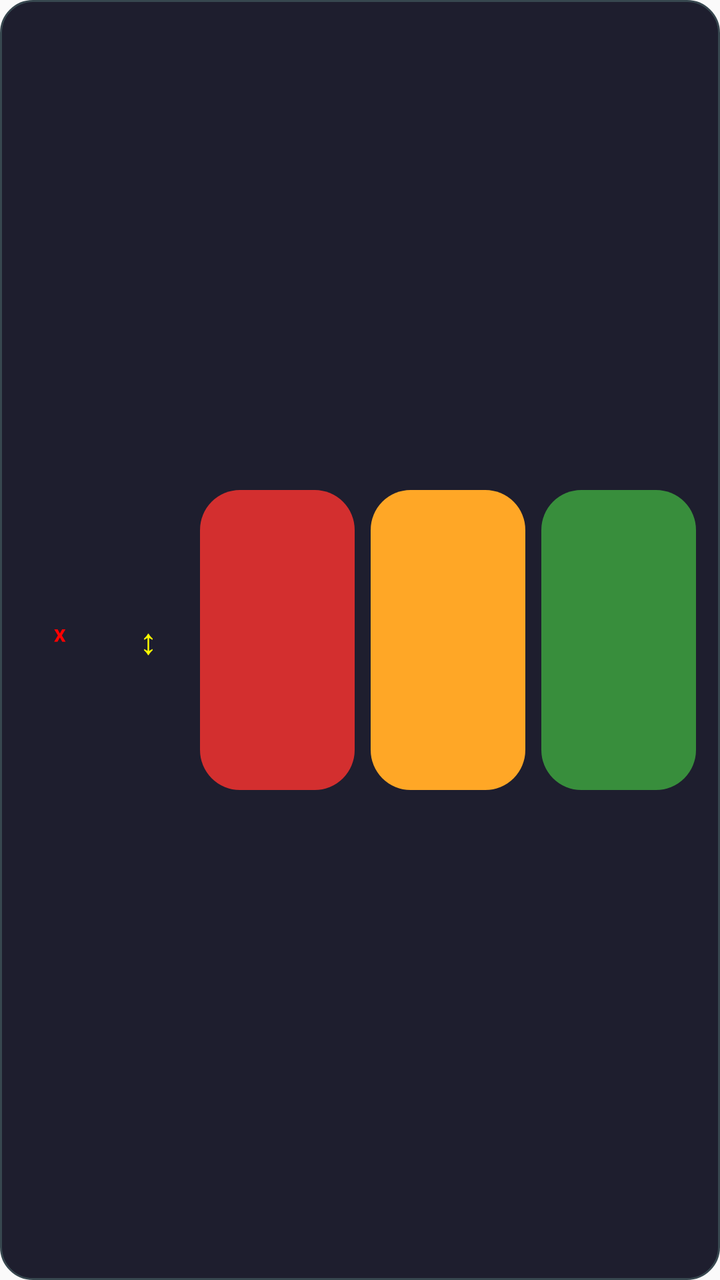
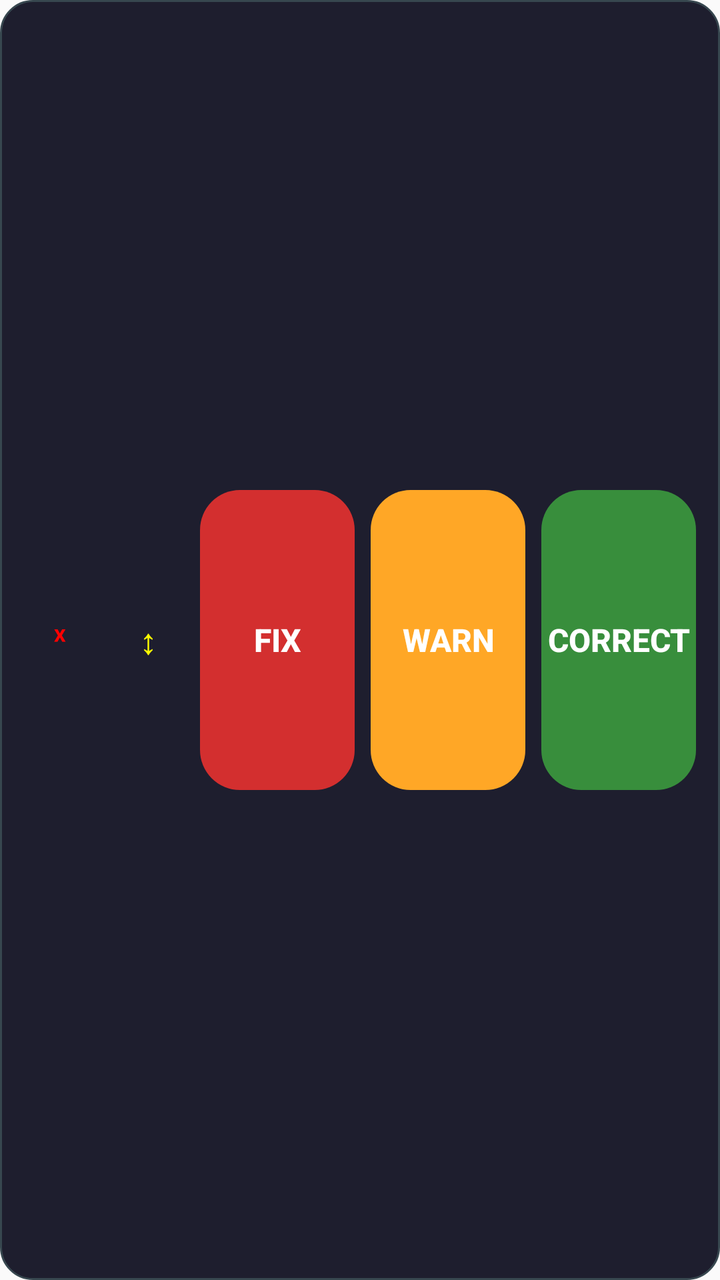

Two renders of the same Android screen: before a commit and after it. Below are the layout's source before the change and the commit's diff.
<!-- AndroidManifest.xml: application theme Theme.SignalLights -->
<!-- res/layout/overlay_layout.xml -->
<?xml version="1.0" encoding="utf-8"?>
<LinearLayout xmlns:android="http://schemas.android.com/apk/res/android"
    android:layout_width="match_parent"
    android:layout_height="match_parent"
    android:orientation="horizontal"
    android:gravity="center"
    android:padding="8dp"
    android:background="@drawable/overlay_elegant_bg"
    android:baselineAligned="false">

    
    <Button
        android:id="@+id/close_button"
        android:layout_width="40dp"
        android:layout_height="100dp"
        android:text="ˣ"
        android:textSize="16sp"
        android:textColor="#ff0000"
        android:background="@null"
        android:padding="0dp"
        android:minWidth="0dp"
        android:minHeight="0dp"
        android:layout_margin="2dp"
        android:stateListAnimator="@null" />

    
    <Button
        android:id="@+id/drag_button"
        android:layout_width="40dp"
        android:layout_height="100dp"
        android:text="↕"
        android:textSize="18sp"
        android:textColor="#ffff00"
        android:background="@null"
        android:padding="0dp"
        android:minWidth="0dp"
        android:minHeight="0dp"
        android:layout_margin="2dp"
        android:stateListAnimator="@null" />

    
    <Button
        android:id="@+id/red_button"
        android:layout_width="0dp"
        android:layout_height="150dp"
        android:layout_weight="3"
        android:background="@drawable/overlay_button_red"
        android:layout_margin="4dp"
        android:padding="0dp"
        android:minWidth="0dp"
        android:minHeight="0dp"
        android:stateListAnimator="@null" />

    
    <Button
        android:id="@+id/yellow_button"
        android:layout_width="0dp"
        android:layout_height="150dp"
        android:layout_weight="3"
        android:background="@drawable/overlay_button_yellow"
        android:layout_margin="4dp"
        android:padding="0dp"
        android:minWidth="0dp"
        android:minHeight="0dp"
        android:stateListAnimator="@null" />

    
    <Button
        android:id="@+id/green_button"
        android:layout_width="0dp"
        android:layout_height="150dp"
        android:layout_weight="3"
        android:background="@drawable/overlay_button_green"
        android:layout_margin="4dp"
        android:padding="0dp"
        android:minWidth="0dp"
        android:minHeight="0dp"
        android:stateListAnimator="@null" />

</LinearLayout>
<!-- resources referenced by this layout -->
<resources>
  <!-- drawable overlay_button_green (drawable) -->
  <?xml version="1.0" encoding="utf-8"?>
  <shape xmlns:android="http://schemas.android.com/apk/res/android"
      android:shape="rectangle">
      <solid android:color="#388E3C" />
      <corners android:radius="20dp" />
  </shape>
  <!-- drawable overlay_button_red (drawable) -->
  <?xml version="1.0" encoding="utf-8"?>
  <shape xmlns:android="http://schemas.android.com/apk/res/android"
      android:shape="rectangle">
      <solid android:color="#D32F2F" />
      <corners android:radius="20dp" />
  </shape>
  <!-- drawable overlay_button_yellow (drawable) -->
  <?xml version="1.0" encoding="utf-8"?>
  <shape xmlns:android="http://schemas.android.com/apk/res/android"
      android:shape="rectangle">
      <solid android:color="#FFA726" />
      <corners android:radius="20dp" />
  </shape>
  <!-- drawable overlay_elegant_bg (drawable) -->
  <?xml version="1.0" encoding="utf-8"?>
  <shape xmlns:android="http://schemas.android.com/apk/res/android"
      android:shape="rectangle">
      <solid android:color="#1e1e2e" />
      <corners android:radius="16dp" />
      <stroke android:color="#37474f" android:width="1dp" />
  </shape>
  <style name="Theme.SignalLights" parent="Theme.AppCompat.Light.NoActionBar">
          <item name="colorPrimary">@color/primary</item>
          <item name="colorPrimaryDark">@color/primary_dark</item>
          <item name="colorAccent">@color/accent</item>
      </style>
  <color name="primary">#FF6200EE</color>
  <color name="primary_dark">#FF3700B3</color>
  <color name="accent">#FF03DAC5</color>
</resources>

<!-- the commit's change to res/layout/overlay_layout.xml (unified diff, before → after) -->
@@ -44,6 +44,10 @@
         android:layout_width="0dp"
         android:layout_height="150dp"
         android:layout_weight="3"
+        android:text="FIX"
+        android:textSize="16sp"
+        android:textStyle="bold"
+        android:textColor="#ffffff"
         android:background="@drawable/overlay_button_red"
         android:layout_margin="4dp"
         android:padding="0dp"
@@ -57,6 +61,10 @@
         android:layout_width="0dp"
         android:layout_height="150dp"
         android:layout_weight="3"
+        android:text="WARN"
+        android:textSize="16sp"
+        android:textStyle="bold"
+        android:textColor="#ffffff"
         android:background="@drawable/overlay_button_yellow"
         android:layout_margin="4dp"
         android:padding="0dp"
@@ -70,6 +78,10 @@
         android:layout_width="0dp"
         android:layout_height="150dp"
         android:layout_weight="3"
+        android:text="CORRECT"
+        android:textSize="16sp"
+        android:textStyle="bold"
+        android:textColor="#ffffff"
         android:background="@drawable/overlay_button_green"
         android:layout_margin="4dp"
         android:padding="0dp"
